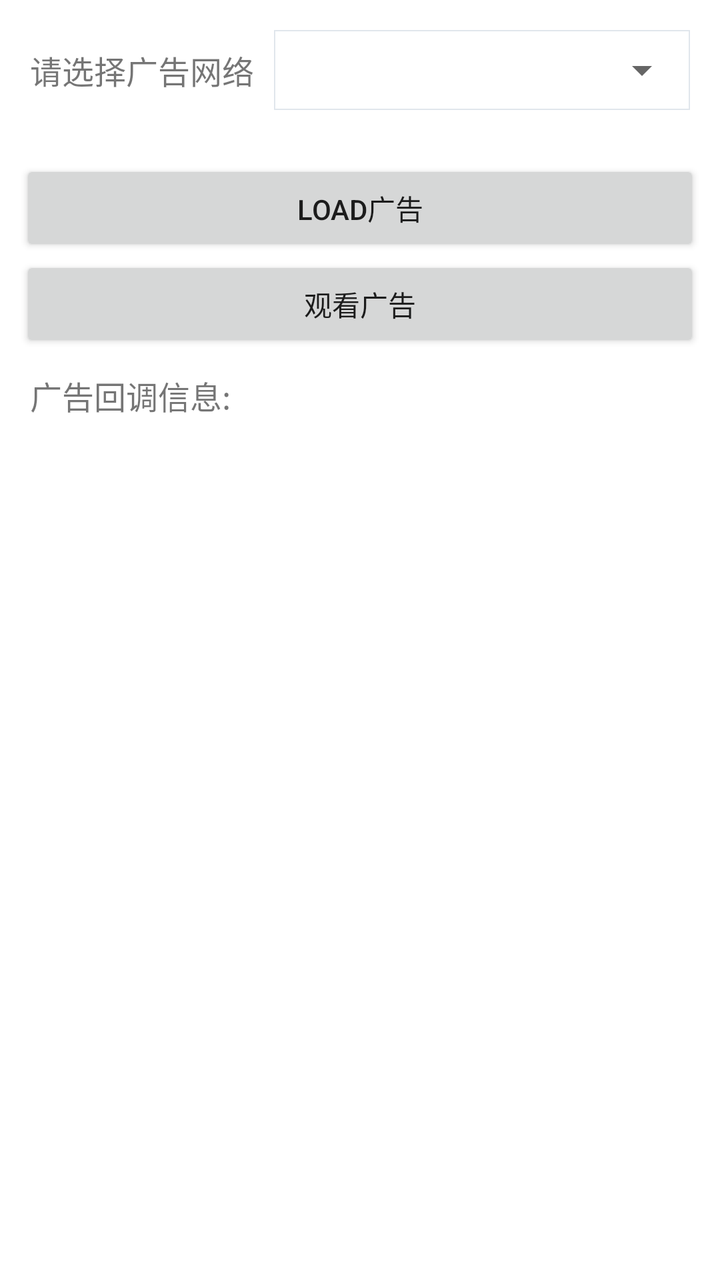
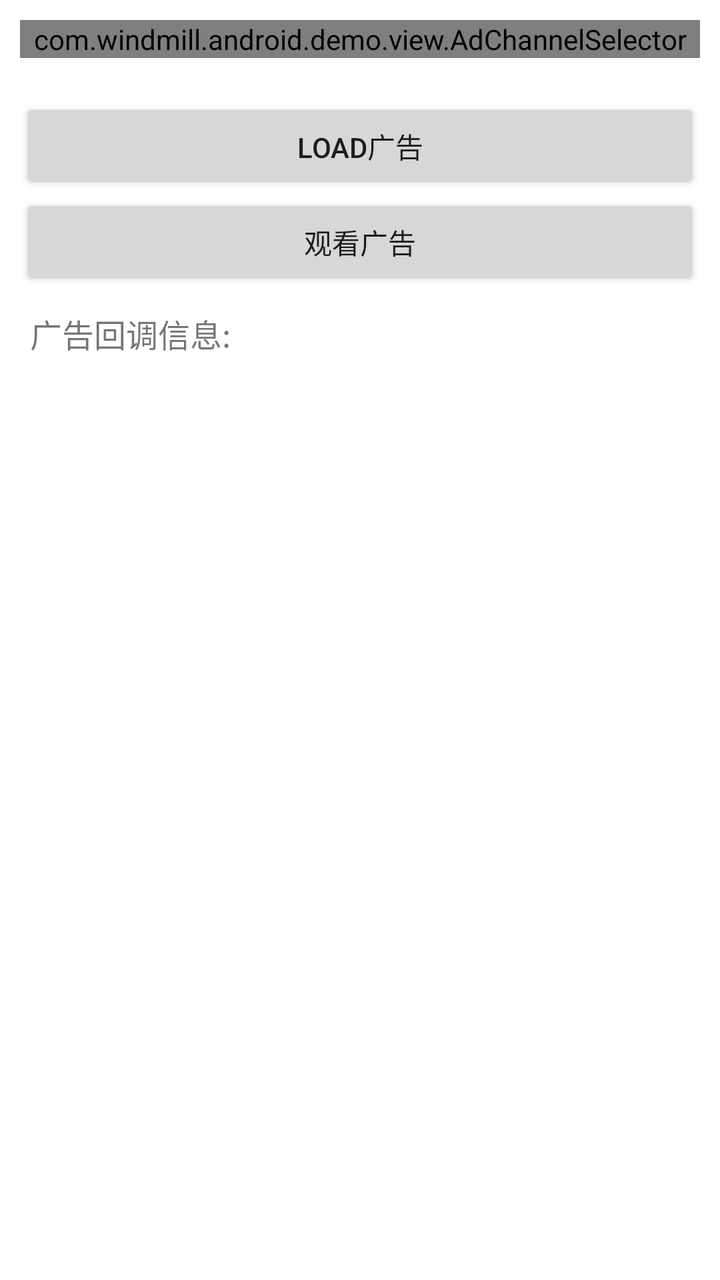

Screens rendered from an Android XML layout before and after an edit, with the pre-edit source and the edit as a unified diff.
<!-- AndroidManifest.xml: application theme AppTheme -->
<!-- res/layout/activity_reward_video.xml -->
<?xml version="1.0" encoding="utf-8"?>
<LinearLayout xmlns:android="http://schemas.android.com/apk/res/android"
    xmlns:tools="http://schemas.android.com/tools"
    android:layout_width="match_parent"
    android:layout_height="match_parent"
    android:background="@android:color/white"
    android:orientation="vertical"
    tools:context=".RewardVideoActivity">

    <LinearLayout
        android:layout_width="match_parent"
        android:layout_height="wrap_content"
        android:layout_margin="10dp"
        android:orientation="horizontal">

        <TextView
            android:layout_width="wrap_content"
            android:layout_height="wrap_content"
            android:layout_gravity="center_vertical"
            android:layout_margin="5dp"
            android:gravity="center"
            android:text="请选择广告网络"
            android:textSize="16dp" />

        <LinearLayout
            android:layout_width="0dp"
            android:layout_height="wrap_content"
            android:layout_gravity="center_vertical"
            android:layout_margin="5dp"
            android:layout_weight="1"
            android:background="@drawable/spinner_bg">

            <Spinner
                android:id="@+id/id_spinner"
                android:layout_width="match_parent"
                android:layout_height="40dp"
                android:gravity="center"
                android:spinnerMode="dropdown" />

        </LinearLayout>

    </LinearLayout>

    <LinearLayout
        android:layout_width="match_parent"
        android:layout_height="wrap_content"
        android:layout_margin="10dp"
        android:orientation="vertical">

        <Button
            android:id="@+id/bt_load_ad"
            android:layout_width="match_parent"
            android:layout_height="wrap_content"
            android:onClick="ButtonClick"
            android:text="Load广告" />

        <Button
            android:id="@+id/bt_show_ad"
            android:layout_width="match_parent"
            android:layout_height="wrap_content"
            android:onClick="ButtonClick"
            android:text="观看广告" />
    </LinearLayout>

    <TextView
        android:layout_width="wrap_content"
        android:layout_height="wrap_content"
        android:layout_gravity="center_vertical"
        android:layout_marginLeft="15dp"
        android:gravity="center"
        android:text="广告回调信息:"
        android:textSize="16dp" />

    <ListView
        android:id="@+id/callback_lv"
        android:layout_width="match_parent"
        android:layout_height="wrap_content"
        android:layout_margin="10dp"
        android:divider="@color/colorGray"
        android:dividerHeight="1px" />
</LinearLayout>
<!-- resources referenced by this layout -->
<resources>
  <color name="colorGray">#e6e6e6</color>
  <!-- drawable spinner_bg (drawable) -->
  <?xml version="1.0" encoding="utf-8"?>
  <shape xmlns:android="http://schemas.android.com/apk/res/android"
      android:shape="rectangle">
      
      <stroke
          android:width="0.5dp"
          android:color="#E0E6EC" />
      
      <solid android:color="#ffffff" />
  
      
  
  </shape>
  <style name="AppTheme" parent="Theme.AppCompat.Light.DarkActionBar">
          
          <item name="colorPrimary">@color/colorPrimary</item>
          <item name="colorPrimaryDark">@color/colorPrimaryDark</item>
          <item name="colorAccent">@color/colorAccent</item>
          <item name="android:dropDownListViewStyle">@style/spinner_style</item>
          <item name="android:windowDisablePreview">true</item>
      </style>
  <color name="colorPrimary">#F2690B</color>
  <color name="colorPrimaryDark">#EA8138</color>
  <color name="colorAccent">#F2690B</color>
  <style name="spinner_style" parent="Widget.AppCompat.ListView.DropDown">
          <item name="android:divider">#d1d1d1</item>
          <item name="android:dividerHeight">0.5dp</item>
      </style>
</resources>

<!-- the commit's change to res/layout/activity_reward_video.xml (unified diff, before → after) -->
@@ -5,41 +5,15 @@
     android:layout_height="match_parent"
     android:background="@android:color/white"
     android:orientation="vertical"
+    android:id="@+id/fragment_container"
     tools:context=".RewardVideoActivity">
 
-    <LinearLayout
+    <com.windmill.android.demo.view.AdChannelSelector
+        android:id="@+id/ad_channel_selector"
         android:layout_width="match_parent"
         android:layout_height="wrap_content"
         android:layout_margin="10dp"
-        android:orientation="horizontal">
-
-        <TextView
-            android:layout_width="wrap_content"
-            android:layout_height="wrap_content"
-            android:layout_gravity="center_vertical"
-            android:layout_margin="5dp"
-            android:gravity="center"
-            android:text="请选择广告网络"
-            android:textSize="16dp" />
-
-        <LinearLayout
-            android:layout_width="0dp"
-            android:layout_height="wrap_content"
-            android:layout_gravity="center_vertical"
-            android:layout_margin="5dp"
-            android:layout_weight="1"
-            android:background="@drawable/spinner_bg">
-
-            <Spinner
-                android:id="@+id/id_spinner"
-                android:layout_width="match_parent"
-                android:layout_height="40dp"
-                android:gravity="center"
-                android:spinnerMode="dropdown" />
-
-        </LinearLayout>
-
-    </LinearLayout>
+        android:orientation="vertical" />
 
     <LinearLayout
         android:layout_width="match_parent"
<!-- resource entries referenced after the edit -->
@@ -1,20 +1,6 @@
 <!-- resources referenced by this layout -->
 <resources>
   <color name="colorGray">#e6e6e6</color>
-  <!-- drawable spinner_bg (drawable) -->
-  <?xml version="1.0" encoding="utf-8"?>
-  <shape xmlns:android="http://schemas.android.com/apk/res/android"
-      android:shape="rectangle">
-      
-      <stroke
-          android:width="0.5dp"
-          android:color="#E0E6EC" />
-      
-      <solid android:color="#ffffff" />
-  
-      
-  
-  </shape>
   <style name="AppTheme" parent="Theme.AppCompat.Light.DarkActionBar">
           
           <item name="colorPrimary">@color/colorPrimary</item>
@@ -22,6 +8,7 @@
           <item name="colorAccent">@color/colorAccent</item>
           <item name="android:dropDownListViewStyle">@style/spinner_style</item>
           <item name="android:windowDisablePreview">true</item>
+  
       </style>
   <color name="colorPrimary">#F2690B</color>
   <color name="colorPrimaryDark">#EA8138</color>
